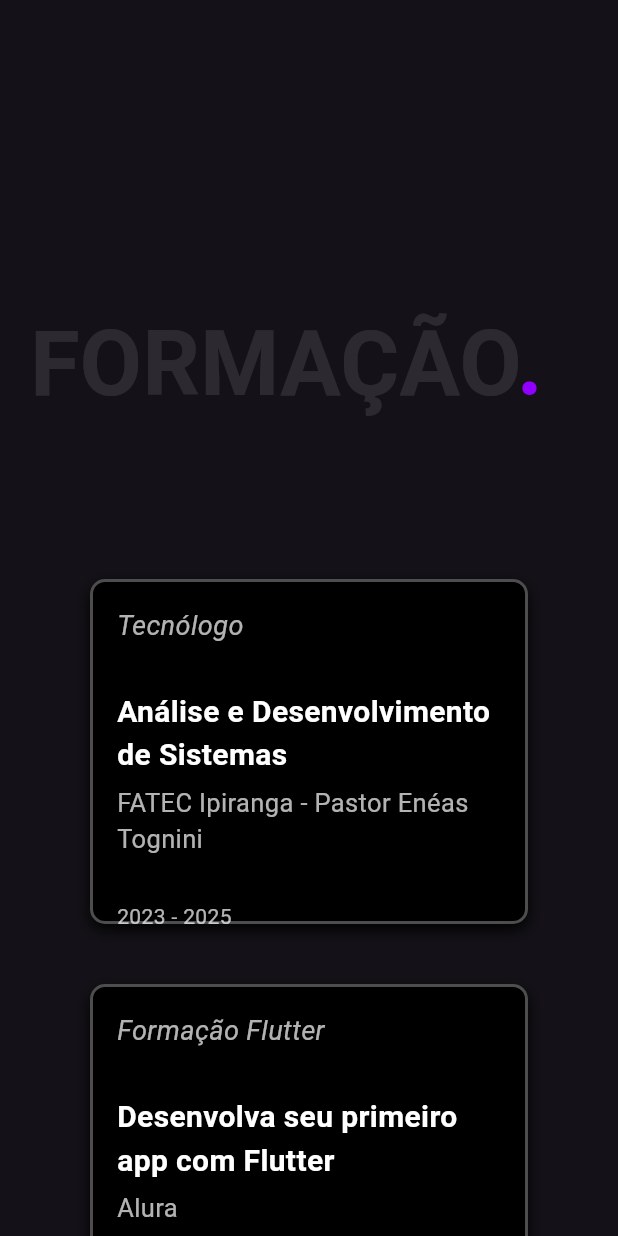
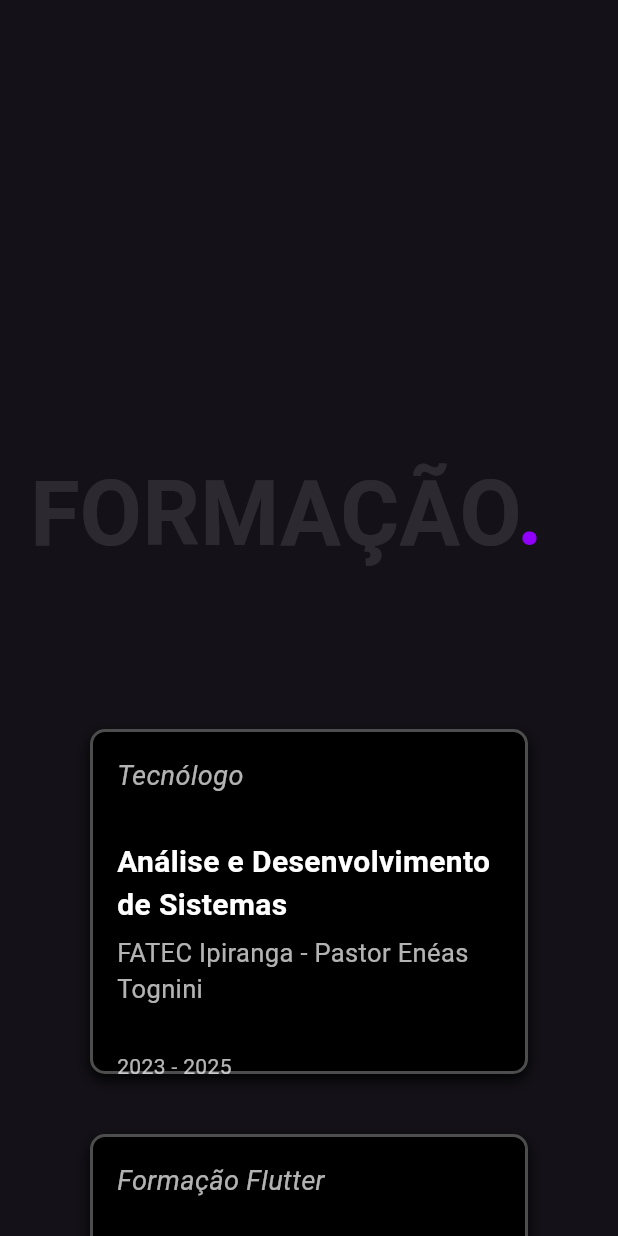
Before and after one commit to leonardovivo/portfolio, a Flutter app: the SectionEducation widget shown alone on an empty page, opened directly, on a phone screen of 412 x 824 dp. Run offline on Flutter 3.47's test engine with Material 3 defaults, Android fonts, the light colour scheme and no system bars; our stand-ins replace auto_size_text, flutter_animate, flutter_svg, scrollable_positioned_list, video_player.

Commit message:
muda espacamento

```diff
--- a/lib/sections/section_education.dart
+++ b/lib/sections/section_education.dart
@@ -25,7 +25,7 @@ class SectionEducation extends StatelessWidget {
           return Column(
             crossAxisAlignment: CrossAxisAlignment.start,
             children: [
-              const SizedBox(height: 200),
+              const SizedBox(height: 300),
               Padding(
                 padding: EdgeInsets.only(left: isMobile ? 20 : 50),
                 child: Row(
```
